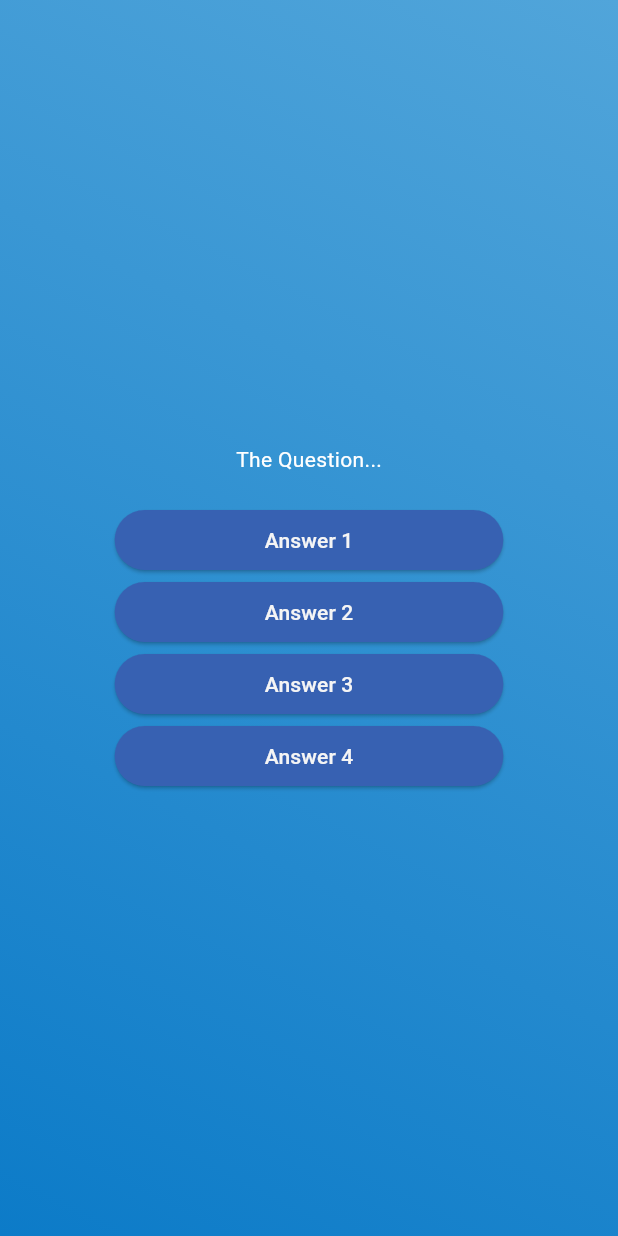
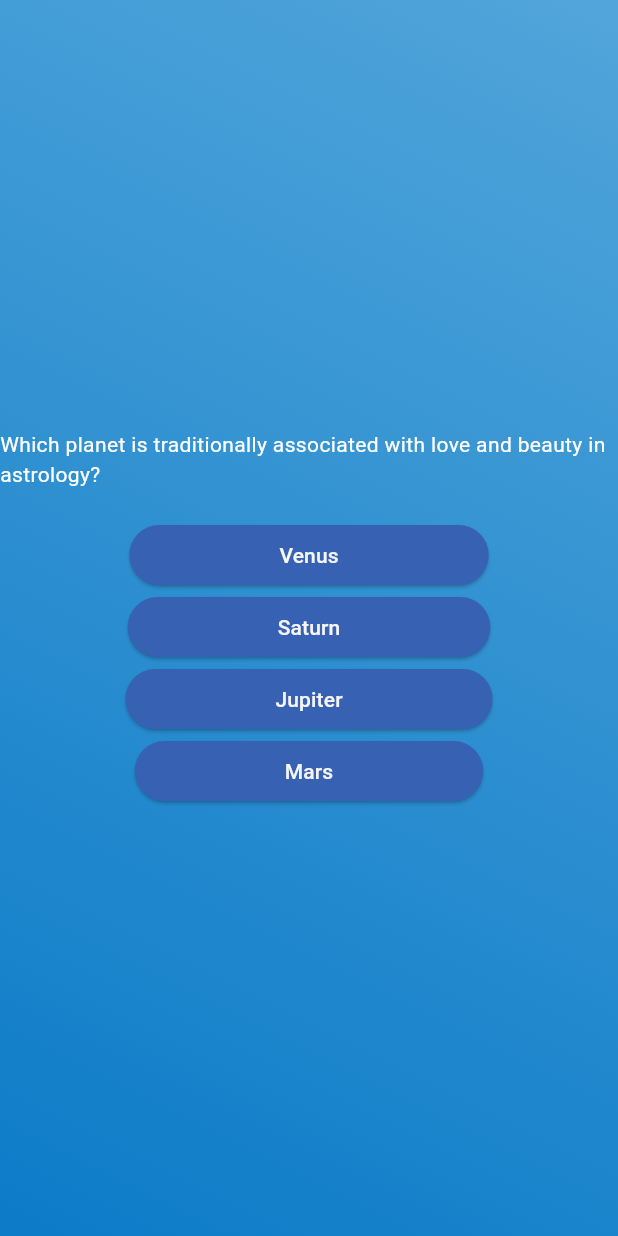
Before and after one commit to satria-nu-li-xue-xi/quiz_app_simple, a Flutter app: the screen it shows after launch, after a tap on "Start Quiz", on a phone screen of 412 x 824 dp. Run offline on Flutter 3.47's test engine with Material 3 defaults, Android fonts, the phone set to English and light mode, and no system bars; our stand-ins replace flutter_svg.

Commit message:
integrating data & model to the actual quiz app

```diff
--- a/lib/quiz_page.dart
+++ b/lib/quiz_page.dart
@@ -1,5 +1,6 @@
 import 'package:flutter/material.dart';
 import 'package:quiz_app_simple/answer_button.dart';
+import 'package:quiz_app_simple/data/questions.dart';
 
 class QuizPage extends StatefulWidget {
   const QuizPage({super.key});
@@ -14,28 +15,26 @@
 
   @override
   Widget build(BuildContext context) {
+    final currentQuestion = questions[0];
+
     return SizedBox(
       width: double.infinity,
       child: Column(
         mainAxisAlignment: MainAxisAlignment.center,
         children: [
-          const Text('The Question...', style: TextStyle(color: Colors.white),),
+          Text(
+            currentQuestion.text,
+            style: const TextStyle(
+                color: Colors.white),
+          ),
           const SizedBox(height: 20),
-          AnswerButton(
-              answerText: 'Answer 1',
-              onTap: () {}
-          ),
-          AnswerButton(
-              answerText: 'Answer 2',
-              onTap: () {}
-          ),
-          AnswerButton(
-              answerText: 'Answer 3',
-              onTap: () {}
-          ),
-          AnswerButton(
-              answerText: 'Answer 4',
-              onTap: () {}
+          ...currentQuestion.answers.map(
+            (answers) {
+              return AnswerButton(
+                  answerText: answers,
+                  onTap: () {}
+              );
+            }
           ),
         ],
       ),
```
